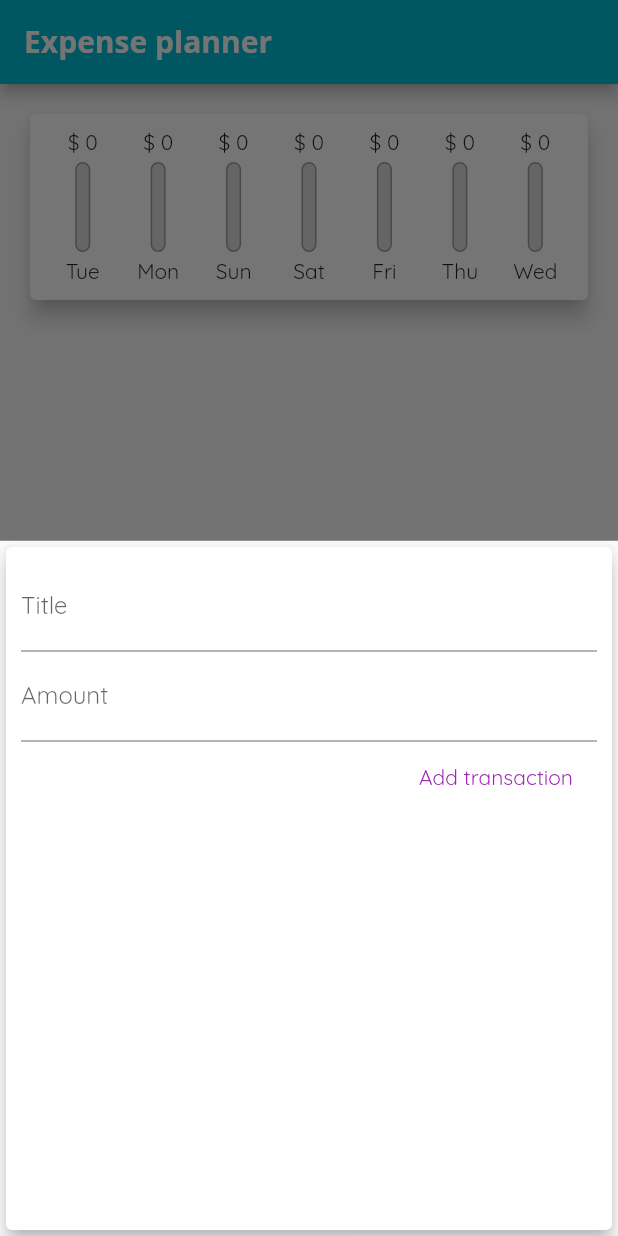
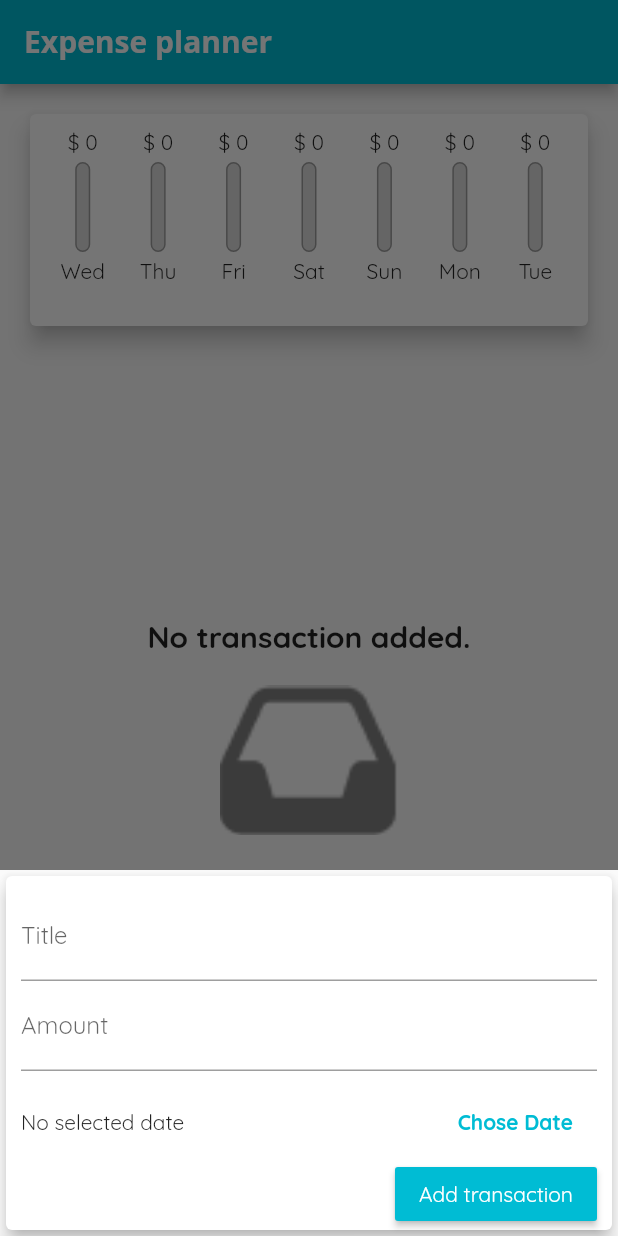
Before and after one commit to riadahmedzakir/flutter-expense-planner, a Flutter app: the screen it shows after launch, after a tap on the "add" icon, on a phone screen of 412 x 824 dp. Run offline on Flutter 3.47's test engine with Material 2 defaults, Android fonts, the phone set to English and light mode, and no system bars.

Commit message:
Making it responsive

```diff
--- a/lib/main.dart
+++ b/lib/main.dart
@@ -1,6 +1,12 @@
 import 'package:flutter/material.dart';
+import 'package:flutter/services.dart';
 import 'package:flutter_expense_planner/widgets/root.dart';
 
 void main() {
+  WidgetsFlutterBinding.ensureInitialized();
+  SystemChrome.setPreferredOrientations([
+    // DeviceOrientation.portraitUp,
+    // DeviceOrientation.portraitUp,
+  ]);
   runApp(Root());
 }
--- a/lib/widgets/home.dart
+++ b/lib/widgets/home.dart
@@ -20,15 +20,21 @@ class _HomeState extends State<Home> {
     return x.toList();
   }
 
-  void _addNewTransaction(String title, double amount) {
+  void _addNewTransaction(String title, double amount, DateTime date) {
     final newTransaction = Transaction(
         title: title,
         amount: amount,
-        date: DateTime.now(),
+        date: date,
         id: DateTime.now().toString());
 
     setState(() {
       _transactions.add(newTransaction);
+    });
+  }
+
+  void _deleteTransaction(String id) {
+    setState(() {
+      _transactions.removeWhere((element) => element.id == id);
     });
   }
 
@@ -55,7 +61,7 @@ class _HomeState extends State<Home> {
             mainAxisAlignment: MainAxisAlignment.start,
             children: <Widget>[
               TransactionChart(_recentTranasctions!),
-              TransactionList(_transactions, _addNewTransaction)
+              TransactionList(_transactions, _addNewTransaction, _deleteTransaction)
             ]),
       ),
       floatingActionButton: FloatingActionButton(
--- a/lib/widgets/root.dart
+++ b/lib/widgets/root.dart
@@ -1,3 +1,5 @@
+// ignore_for_file: prefer_const_constructors
+
 import 'package:flutter/material.dart';
 import 'package:flutter_expense_planner/widgets/home.dart';
 
@@ -8,6 +10,7 @@ class Root extends StatelessWidget {
       title: 'Expense planner',
       theme: ThemeData(
           primarySwatch: Colors.cyan,
+          errorColor: Colors.red,
           fontFamily: 'Quicksand',
           appBarTheme: AppBarTheme(
               textTheme: ThemeData.light().textTheme.copyWith(
@@ -15,6 +18,7 @@ class Root extends StatelessWidget {
                         fontFamily: 'OpenSans',
                         fontSize: 20,
                         fontWeight: FontWeight.bold),
+                    button: TextStyle(color: Colors.white),
                   ))),
       home: Home(),
     );
--- a/lib/widgets/transaction_add.dart
+++ b/lib/widgets/transaction_add.dart
@@ -2,6 +2,7 @@
 
 import 'package:flutter/material.dart';
 import 'package:flutter/services.dart';
+import 'package:intl/intl.dart';
 
 class TransactionAdd extends StatefulWidget {
   final Function addTransaction;
@@ -15,11 +16,14 @@ class TransactionAdd extends StatefulWidget {
 class _TransactionAddState extends State<TransactionAdd> {
   TextEditingController _titleController = TextEditingController();
   TextEditingController _amountController = TextEditingController();
+  DateTime? _selectedDate;
 
-  void onSubmit() {
-    if (_titleController.text != '' && _amountController.text != '') {
-      widget.addTransaction(
-          _titleController.text, double.parse(_amountController.text));
+  void _onSubmit() {
+    if (_titleController.text != '' &&
+        _amountController.text != '' &&
+        _selectedDate != null) {
+      widget.addTransaction(_titleController.text,
+          double.parse(_amountController.text), _selectedDate);
       _titleController.clear();
       _amountController.clear();
 
@@ -27,12 +31,35 @@ class _TransactionAddState extends State<TransactionAdd> {
     }
   }
 
+  void _showDatePicker(context) {
+    showDatePicker(
+            context: context,
+            initialDate: DateTime.now(),
+            firstDate: DateTime(2021),
+            lastDate: DateTime.now())
+        .then((pickedData) {
+      if (pickedData == null) {
+        return;
+      }
+
+      setState(() {
+        _selectedDate = pickedData;
+      });
+    });
+  }
+
   @override
   Widget build(BuildContext context) {
-    return Card(
+    return SingleChildScrollView(
+      child: Card(
         elevation: 5,
         child: Container(
-          padding: EdgeInsets.all(10),
+          padding: EdgeInsets.only(
+            top: 10,
+            left: 10,
+            right: 10,
+            bottom: MediaQuery.of(context).viewInsets.bottom,
+          ),
           child: Column(
               crossAxisAlignment: CrossAxisAlignment.end,
               children: <Widget>[
@@ -46,11 +73,33 @@ class _TransactionAddState extends State<TransactionAdd> {
                   decoration: InputDecoration(labelText: 'Amount'),
                   controller: _amountController,
                 ),
-                FlatButton(
-                    onPressed: onSubmit,
-                    textColor: Colors.purple,
+                SizedBox(
+                  height: 10,
+                ),
+                Row(
+                  children: <Widget>[
+                    Expanded(
+                        child: Text(_selectedDate == null
+                            ? 'No selected date'
+                            : 'Picked Date : ${DateFormat.yMd().format(_selectedDate!)}')),
+                    FlatButton(
+                      textColor: Theme.of(context).primaryColor,
+                      child: Text(
+                        'Chose Date',
+                        style: TextStyle(fontWeight: FontWeight.bold),
+                      ),
+                      onPressed: () => _showDatePicker(context),
+                    )
+                  ],
+                ),
+                RaisedButton(
+                    onPressed: _onSubmit,
+                    color: Theme.of(context).primaryColor,
+                    textColor: Colors.white,
                     child: Text('Add transaction'))
               ]),
-        ));
+        ),
+      ),
+    );
   }
 }
--- a/lib/widgets/transaction_chart.dart
+++ b/lib/widgets/transaction_chart.dart
@@ -20,7 +20,7 @@ class TransactionChart extends StatelessWidget {
       }
 
       return {'day': DateFormat.E().format(weekDay), 'amount': totalSum};
-    });
+    }).reversed.toList();
   }
 
   double get maxSpending {
@@ -34,7 +34,16 @@ class TransactionChart extends StatelessWidget {
 
   @override
   Widget build(BuildContext context) {
-    return Card(
+    final isLandscape =
+        MediaQuery.of(context).orientation == Orientation.landscape
+            ? true
+            : false;
+
+    return Container(
+      height: isLandscape
+          ? MediaQuery.of(context).size.height * 0.43
+          : MediaQuery.of(context).size.height * 0.22,
+      child: Card(
         elevation: 6,
         margin: EdgeInsets.all(20),
         child: Padding(
@@ -55,6 +64,7 @@ class TransactionChart extends StatelessWidget {
             }).toList(),
           ),
         ),
+      ),
     );
   }
 }
--- a/lib/widgets/transaction_list.dart
+++ b/lib/widgets/transaction_list.dart
@@ -7,8 +7,13 @@ import 'package:flutter_expense_planner/widgets/transaction_card.dart';
 class TransactionList extends StatefulWidget {
   List<Transaction> _transactions;
   final Function _addNewTransaction;
+  final Function _deleteTransaction;
 
-  TransactionList(this._transactions, this._addNewTransaction);
+  TransactionList(
+    this._transactions,
+    this._addNewTransaction,
+    this._deleteTransaction,
+  );
 
   @override
   _TransactionListState createState() => _TransactionListState();
@@ -17,9 +22,16 @@ class TransactionList extends StatefulWidget {
 class _TransactionListState extends State<TransactionList> {
   @override
   Widget build(BuildContext context) {
+    final isLandscape =
+        MediaQuery.of(context).orientation == Orientation.landscape
+            ? true
+            : false;
+
     return widget._transactions.isEmpty
         ? Container(
-            height: 500,
+            height: isLandscape
+                ? MediaQuery.of(context).size.height * 0.6
+                : MediaQuery.of(context).size.height * 0.6,
             child: Column(
               mainAxisAlignment: MainAxisAlignment.center,
               children: <Widget>[
@@ -44,11 +56,14 @@ class _TransactionListState extends State<TransactionList> {
             child: Column(
               children: [
                 Container(
-                  height: 400,
+                  height: isLandscape
+                      ? MediaQuery.of(context).size.height * 0.6
+                      : MediaQuery.of(context).size.height * 0.6,
                   child: SingleChildScrollView(
                     child: Column(
                         children: widget._transactions
-                            .map((tx) => TransactionCard(tx: tx))
+                            .map((tx) =>
+                                TransactionCard(tx, widget._deleteTransaction))
                             .toList()),
                   ),
                 )
```
Also changed, not shown: lib/widgets/transaction_card.dart (+31 -4 lines). Lines whose indentation alone changed are shown as unchanged.
